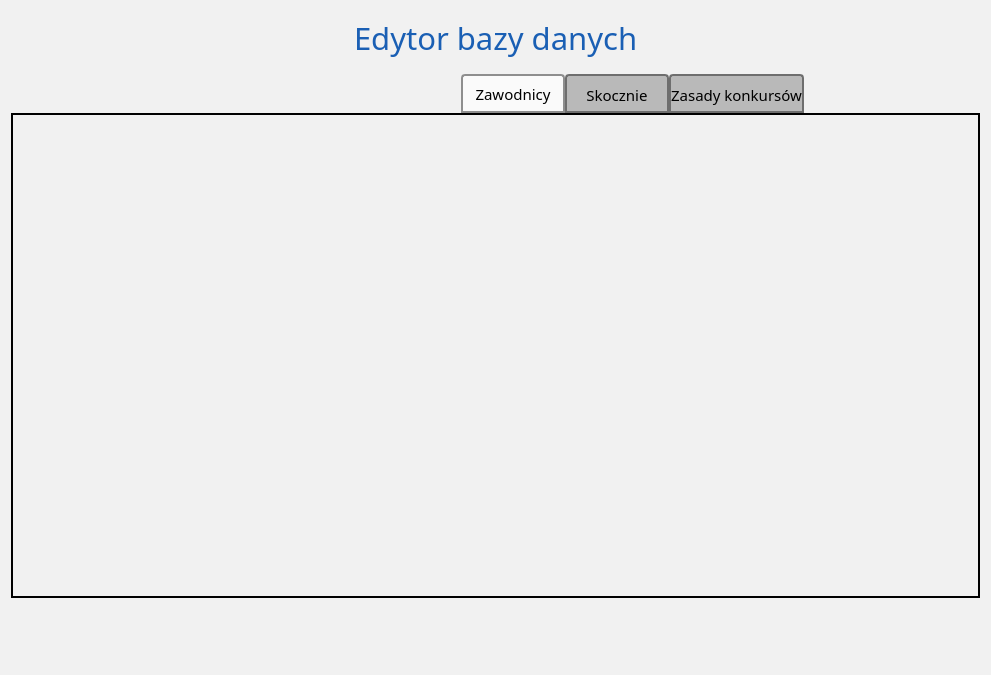
The window that UI/DatabaseEditor/DatabaseEditorWindow.ui (SiekamCebule/sj-sim) describes before a commit, drawn with Qt 5.
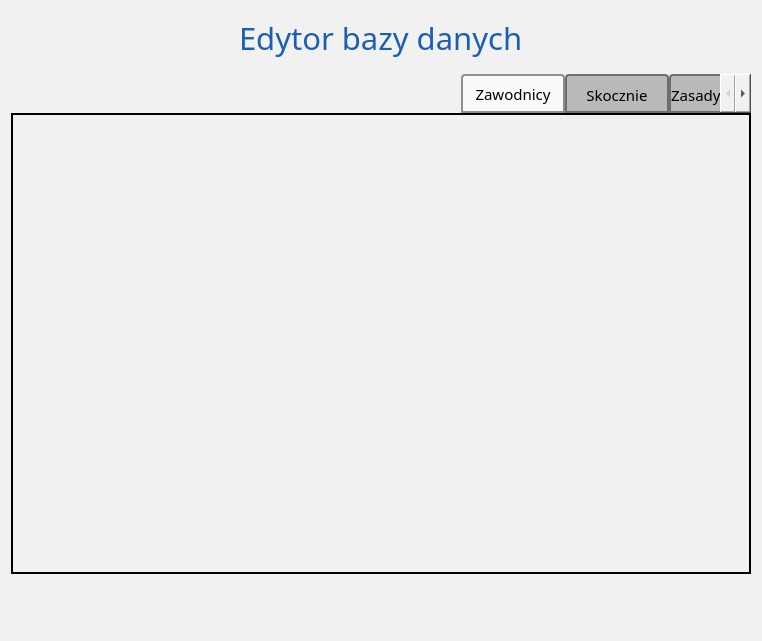
The same window after the commit. The open tabs and pages were chosen to show the change. Icons and pictures are not drawn.

The edit to the form file:
```diff
--- a/UI/DatabaseEditor/DatabaseEditorWindow.ui
+++ b/UI/DatabaseEditor/DatabaseEditorWindow.ui
@@ -6,10 +6,16 @@
    <rect>
     <x>0</x>
     <y>0</y>
-    <width>991</width>
-    <height>675</height>
+    <width>762</width>
+    <height>641</height>
    </rect>
   </property>
+  <property name="sizePolicy">
+   <sizepolicy hsizetype="Maximum" vsizetype="Maximum">
+    <horstretch>0</horstretch>
+    <verstretch>0</verstretch>
+   </sizepolicy>
+  </property>
   <property name="windowTitle">
    <string>Edytor bazy danych</string>
   </property>
@@ -160,7 +166,7 @@
          </property>
          <property name="minimumSize">
           <size>
-           <width>530</width>
+           <width>470</width>
            <height>0</height>
           </size>
          </property>
@@ -183,8 +189,8 @@
            <rect>
             <x>0</x>
             <y>0</y>
-            <width>528</width>
-            <height>454</height>
+            <width>664</width>
+            <height>430</height>
            </rect>
           </property>
           <property name="minimumSize">
@@ -206,9 +212,12 @@
          <property name="orientation">
           <enum>Qt::Horizontal</enum>
          </property>
+         <property name="sizeType">
+          <enum>QSizePolicy::Maximum</enum>
+         </property>
          <property name="sizeHint" stdset="0">
           <size>
-           <width>1057</width>
+           <width>50</width>
            <height>78</height>
           </size>
          </property>
@@ -358,14 +367,14 @@
       <widget class="QPushButton" name="pushButton_add">
        <property name="minimumSize">
         <size>
-         <width>65</width>
-         <height>60</height>
+         <width>55</width>
+         <height>50</height>
         </size>
        </property>
        <property name="maximumSize">
         <size>
-         <width>65</width>
-         <height>60</height>
+         <width>55</width>
+         <height>50</height>
         </size>
        </property>
        <property name="focusPolicy">
@@ -380,8 +389,8 @@
        </property>
        <property name="iconSize">
         <size>
-         <width>50</width>
-         <height>50</height>
+         <width>45</width>
+         <height>45</height>
         </size>
        </property>
        <property name="autoDefault">
@@ -399,14 +408,14 @@
       <widget class="QPushButton" name="pushButton_remove">
        <property name="minimumSize">
         <size>
-         <width>65</width>
-         <height>60</height>
+         <width>55</width>
+         <height>50</height>
         </size>
        </property>
        <property name="maximumSize">
         <size>
-         <width>65</width>
-         <height>60</height>
+         <width>55</width>
+         <height>50</height>
         </size>
        </property>
        <property name="focusPolicy">
@@ -421,8 +430,8 @@
        </property>
        <property name="iconSize">
         <size>
-         <width>50</width>
-         <height>50</height>
+         <width>45</width>
+         <height>45</height>
         </size>
        </property>
        <property name="autoDefault">
@@ -456,14 +465,14 @@
       <widget class="QPushButton" name="pushButton_up">
        <property name="minimumSize">
         <size>
-         <width>65</width>
-         <height>60</height>
+         <width>55</width>
+         <height>50</height>
         </size>
        </property>
        <property name="maximumSize">
         <size>
-         <width>65</width>
-         <height>60</height>
+         <width>55</width>
+         <height>50</height>
         </size>
        </property>
        <property name="focusPolicy">
@@ -478,8 +487,8 @@
        </property>
        <property name="iconSize">
         <size>
-         <width>50</width>
-         <height>50</height>
+         <width>45</width>
+         <height>45</height>
         </size>
        </property>
        <property name="autoDefault">
@@ -497,14 +506,14 @@
       <widget class="QPushButton" name="pushButton_down">
        <property name="minimumSize">
         <size>
-         <width>65</width>
-         <height>60</height>
+         <width>55</width>
+         <height>50</height>
         </size>
        </property>
        <property name="maximumSize">
         <size>
-         <width>65</width>
-         <height>60</height>
+         <width>55</width>
+         <height>50</height>
         </size>
        </property>
        <property name="focusPolicy">
@@ -519,8 +528,8 @@
        </property>
        <property name="iconSize">
         <size>
-         <width>50</width>
-         <height>50</height>
+         <width>45</width>
+         <height>45</height>
         </size>
        </property>
        <property name="autoDefault">
```
Left out of the diff: 10 changed lines with no effect on the pictures.
